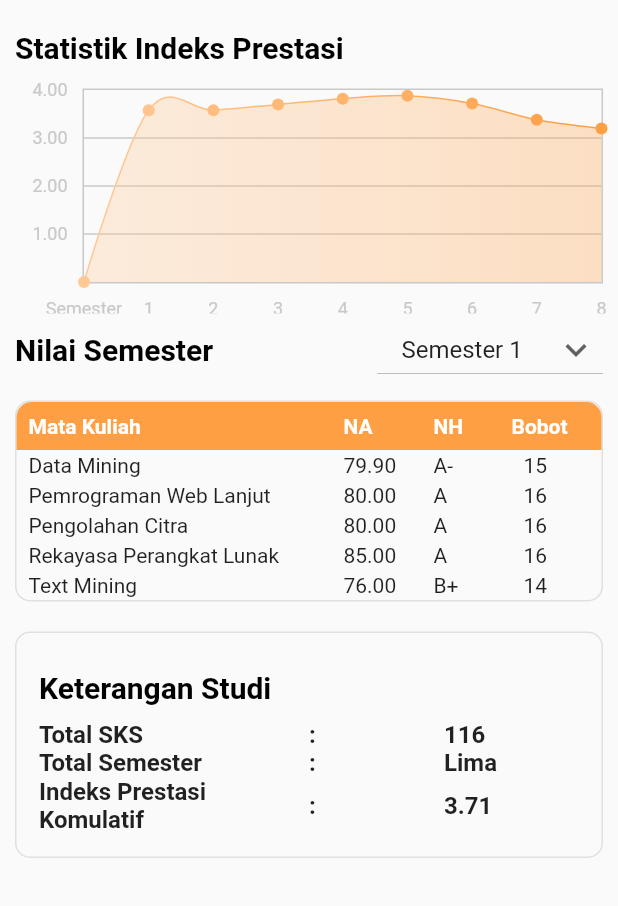
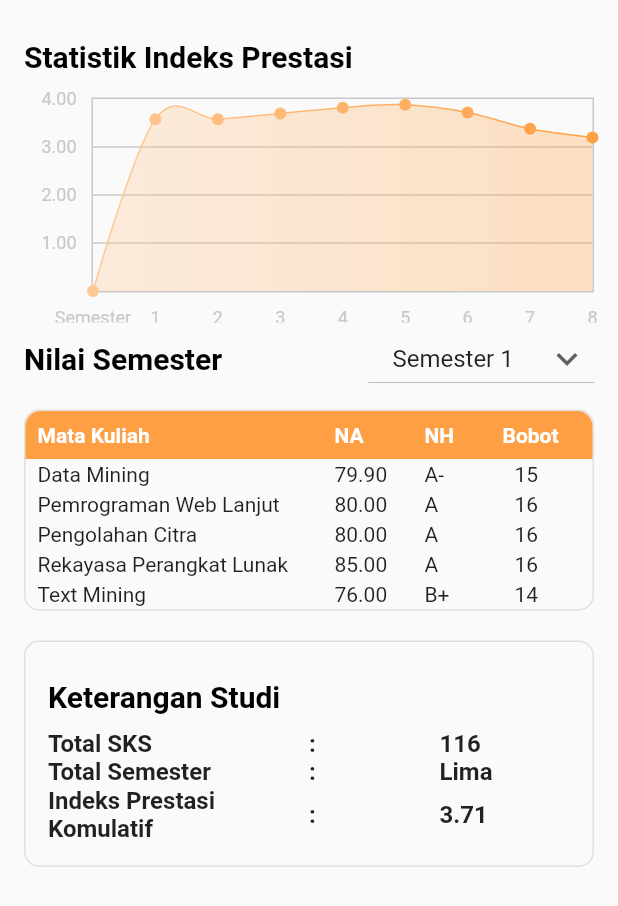
Before and after one commit to Naufal0010/PortalAkademik, a Flutter app: the HasilStudiPage widget shown alone on an empty page, opened directly, on a phone screen of 412 x 824 dp. Shown: the top 906 px of the screen. Run offline on Flutter 3.47's test engine with Material 2 defaults, Android fonts, the phone set to English and light mode, and no system bars; drawn by our look-alikes of fl_chart; our stand-ins replace bottom_navy_bar, carousel_slider, dio, pretty_dio_logger, shared_preferences; missing offline and left inert: dio_log; accounts and stored records are empty.

```diff
--- a/lib/app.dart
+++ b/lib/app.dart
@@ -1,5 +1,6 @@
 import 'package:flutter/material.dart';
 import 'package:portal_akademik/states/state.dart';
+import 'package:portal_akademik/states/state_user_mahasiswa_photo.dart';
 import 'package:portal_akademik/ui/home_page.dart';
 import 'package:portal_akademik/ui/login.dart';
 
@@ -11,7 +12,8 @@ class App extends StatelessWidget {
     return MultiProvider(
       providers: [
         ChangeNotifierProvider(create: (_) => AuthState()),
-        ChangeNotifierProvider(create: (_) => UserMahasiswaState())
+        ChangeNotifierProvider(create: (_) => UserMahasiswaState()),
+        ChangeNotifierProvider(create: (_) => UserMahasiswaPhotoState())
       ],
       child: GestureDetector(
         onTap: () {
--- /dev/null
+++ b/lib/model/model_user_photo.dart
@@ -0,0 +1,21 @@
+import 'dart:convert';
+
+class UserPhotoMahasiswa {
+  UserPhotoMahasiswa({
+    required this.foto,
+  });
+
+  final String foto;
+
+  factory UserPhotoMahasiswa.fromJson(String str) => UserPhotoMahasiswa.fromMap(json.decode(str));
+
+  String toJson() => json.encode(toMap());
+
+  factory UserPhotoMahasiswa.fromMap(Map<String, dynamic> json) => UserPhotoMahasiswa(
+    foto: json["foto"] == null ? null : json["foto"],
+  );
+
+  Map<String, dynamic> toMap() => {
+    "foto": foto == null ? null : foto,
+  };
+}
--- a/lib/states/state_auth.dart
+++ b/lib/states/state_auth.dart
@@ -11,7 +11,6 @@ class AuthState with ChangeNotifier {
   bool isLogged = false;
   bool isLoading = false;
   bool showPassword = false;
-  // UserIntegrasiModel userIntegrasi;
   Map<String, dynamic>? error;
 
   AuthState() {
@@ -29,11 +28,11 @@ class AuthState with ChangeNotifier {
         isLogged = false;
       }
 
-      UtilLogger.log('LOGGIN ?', isLogged);
+      UtilLogger.log('Login: ', isLogged);
 
       notifyListeners();
     } catch (e) {
-      UtilLogger.log('ADA ERROR CUY', e);
+      UtilLogger.log('Error: ', e);
       notifyListeners();
     }
   }
--- a/lib/ui/hasil_studi_page.dart
+++ b/lib/ui/hasil_studi_page.dart
@@ -38,7 +38,7 @@ class _HasilStudiPageState extends State<HasilStudiPage> {
   Widget build(BuildContext context) {
     return SafeArea(
       child: SingleChildScrollView(
-        padding: EdgeInsets.all(10),
+        padding: EdgeInsets.all(16.0),
         child: Column(
           crossAxisAlignment: CrossAxisAlignment.start,
           children: [
```
Also changed, not shown: lib/data/repository/login_repository.dart (+4 -4 lines), lib/states/state_user_mahasiswa_photo.dart (added, +37 -0 lines), lib/ui/dashboard_page.dart (+3 -6 lines).
